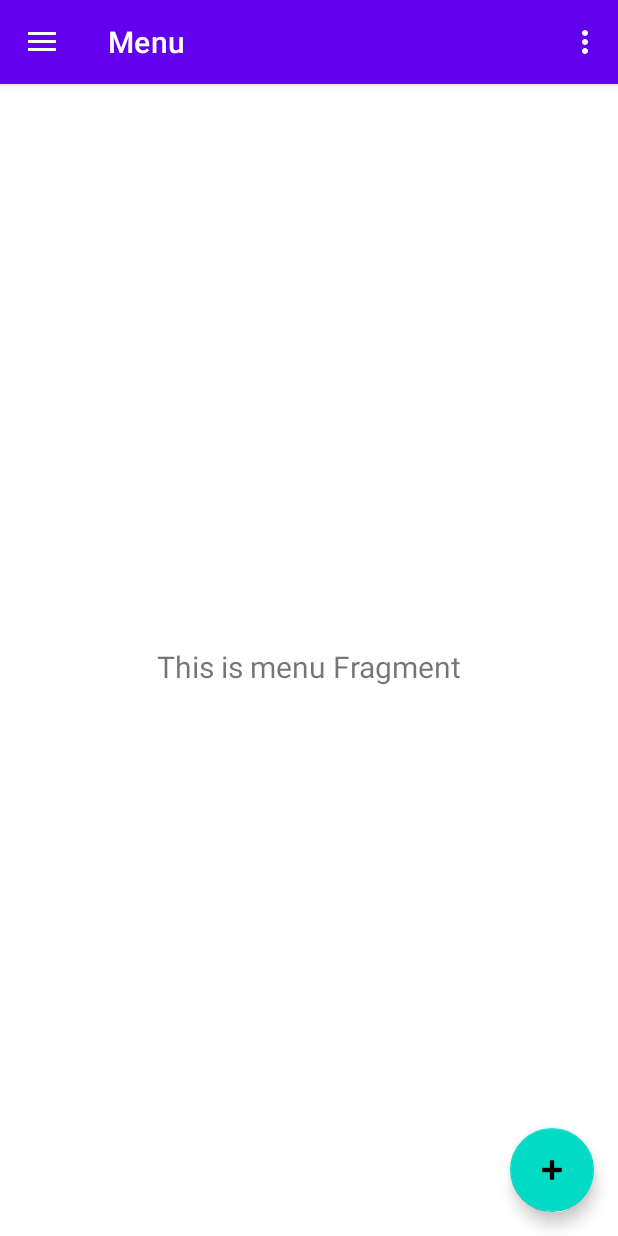
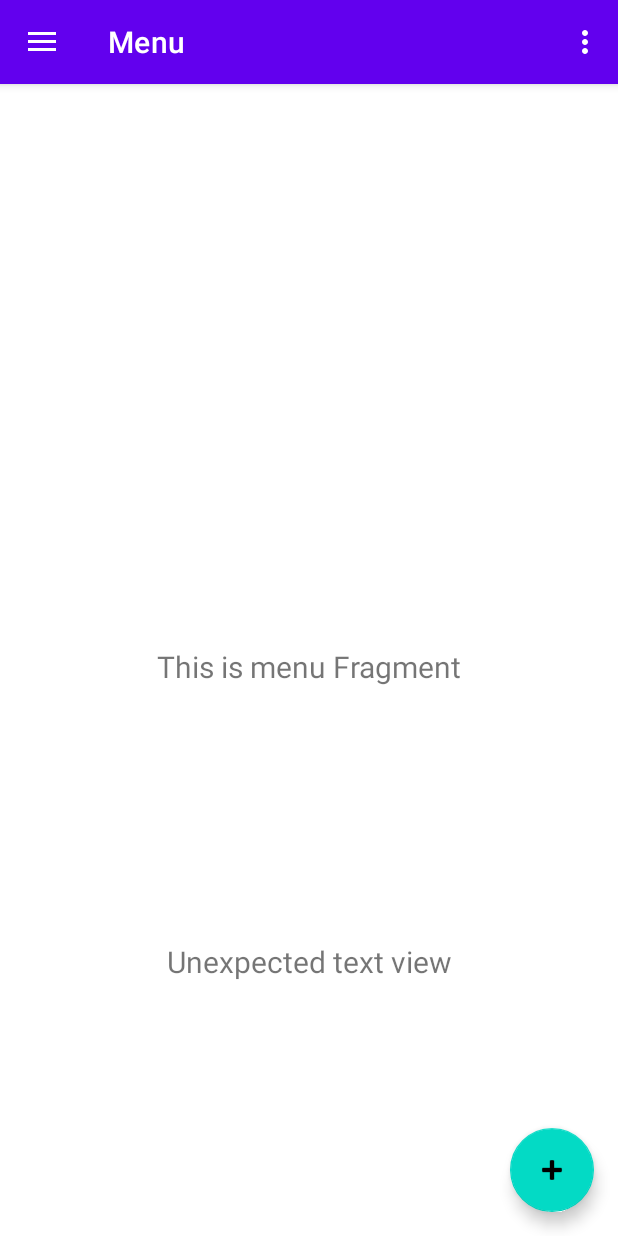
Before and after one commit to havasig/AlcoholCalendar, an Android app: the screen it shows after launch (MainActivity), on a phone screen of 412 x 824 dp. Run offline under Robolectric (Android 15) with nearby library versions, the phone set to English and light mode, and no system bars; our stand-ins replace Dagger/Hilt's generated code, navigation-ui.

Commit message:
begin to implement

```diff
--- a/app/src/main/res/layout/fragment_menu.xml
+++ b/app/src/main/res/layout/fragment_menu.xml
@@ -19,4 +19,15 @@
 		app:layout_constraintStart_toStartOf="parent"
 		app:layout_constraintTop_toTopOf="parent"
 		app:layout_constraintBottom_toBottomOf="parent" />
+
+	<TextView
+		android:layout_width="match_parent"
+		android:layout_height="wrap_content"
+		android:text="Unexpected text view"
+		android:textAlignment="center"
+		android:textSize="20sp"
+		app:layout_constraintBottom_toBottomOf="parent"
+		app:layout_constraintEnd_toEndOf="parent"
+		app:layout_constraintStart_toStartOf="parent"
+		app:layout_constraintTop_toBottomOf="@+id/text_menu" />
 </androidx.constraintlayout.widget.ConstraintLayout>
```
Lines whose indentation alone changed are shown as unchanged.
